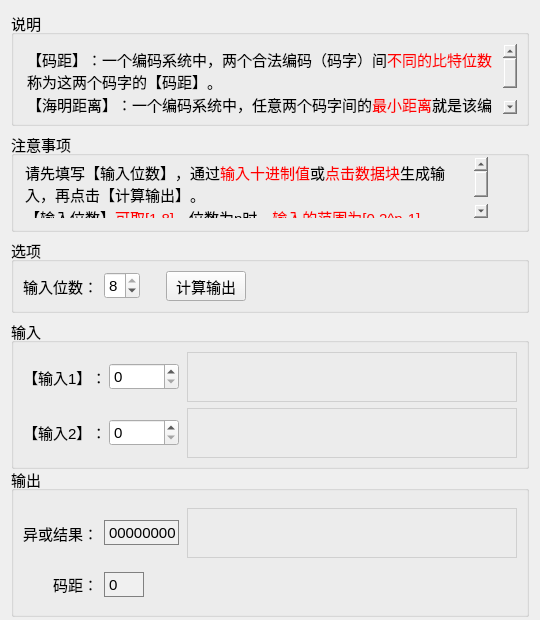
This is forms/hdist.ui in FrancisOWO/HammingCode as Qt 5 draws it before an edit. The edited form follows.
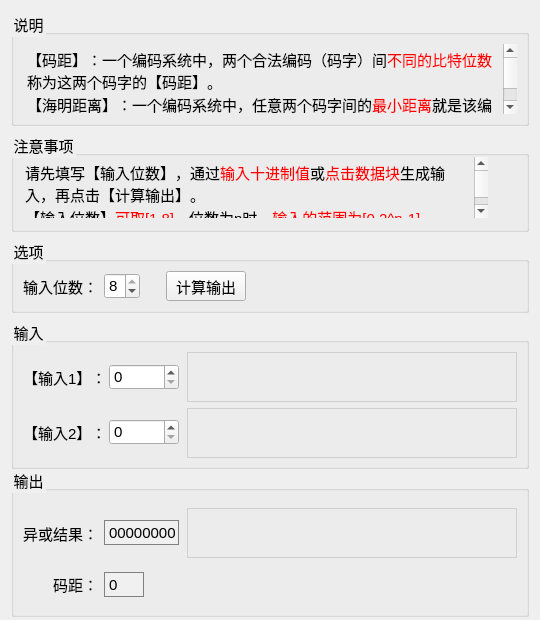
This is the edited form.

Diff of the .ui file:
```diff
--- a/forms/hdist.ui
+++ b/forms/hdist.ui
@@ -45,9 +45,12 @@
      </property>
      <property name="font">
       <font>
-       <pointsize>11</pointsize>
+       <pointsize>-1</pointsize>
       </font>
      </property>
+     <property name="styleSheet">
+      <string notr="true">font-size:15px</string>
+     </property>
      <property name="title">
       <string>说明</string>
      </property>
@@ -61,9 +64,9 @@
          <string>&lt;!DOCTYPE HTML PUBLIC &quot;-//W3C//DTD HTML 4.0//EN&quot; &quot;http://www.w3.org/TR/REC-html40/strict.dtd&quot;&gt;
 &lt;html&gt;&lt;head&gt;&lt;meta name=&quot;qrichtext&quot; content=&quot;1&quot; /&gt;&lt;style type=&quot;text/css&quot;&gt;
 p, li { white-space: pre-wrap; }
-&lt;/style&gt;&lt;/head&gt;&lt;body style=&quot; font-family:'SimSun'; font-size:11pt; font-weight:400; font-style:normal;&quot;&gt;
-&lt;p style=&quot; margin-top:0px; margin-bottom:0px; margin-left:0px; margin-right:0px; -qt-block-indent:0; text-indent:0px;&quot;&gt;【码距】：一个编码系统中，两个合法编码（码字）间&lt;span style=&quot; color:#ff0000;&quot;&gt;不同的比特位数&lt;/span&gt;称为这两个码字的【码距】。&lt;/p&gt;
-&lt;p style=&quot; margin-top:0px; margin-bottom:0px; margin-left:0px; margin-right:0px; -qt-block-indent:0; text-indent:0px;&quot;&gt;【海明距离】：一个编码系统中，任意两个码字间的&lt;span style=&quot; color:#ff0000;&quot;&gt;最小距离&lt;/span&gt;就是该编码系统的码距，称为【海明距离】。&lt;/p&gt;&lt;/body&gt;&lt;/html&gt;</string>
+&lt;/style&gt;&lt;/head&gt;&lt;body style=&quot; font-family:'SimSun'; font-size:15px; font-weight:400; font-style:normal;&quot;&gt;
+&lt;p style=&quot; margin-top:0px; margin-bottom:0px; margin-left:0px; margin-right:0px; -qt-block-indent:0; text-indent:0px;&quot;&gt;&lt;span style=&quot; font-size:15px;&quot;&gt;【码距】：一个编码系统中，两个合法编码（码字）间&lt;/span&gt;&lt;span style=&quot; font-size:15px; color:#ff0000;&quot;&gt;不同的比特位数&lt;/span&gt;&lt;span style=&quot; font-size:15px;&quot;&gt;称为这两个码字的【码距】。&lt;/span&gt;&lt;/p&gt;
+&lt;p style=&quot; margin-top:0px; margin-bottom:0px; margin-left:0px; margin-right:0px; -qt-block-indent:0; text-indent:0px;&quot;&gt;&lt;span style=&quot; font-size:15px;&quot;&gt;【海明距离】：一个编码系统中，任意两个码字间的&lt;/span&gt;&lt;span style=&quot; font-size:15px; color:#ff0000;&quot;&gt;最小距离&lt;/span&gt;&lt;span style=&quot; font-size:15px;&quot;&gt;就是该编码系统的码距，称为【海明距离】。&lt;/span&gt;&lt;/p&gt;&lt;/body&gt;&lt;/html&gt;</string>
         </property>
        </widget>
       </item>
@@ -86,9 +89,12 @@
      </property>
      <property name="font">
       <font>
-       <pointsize>11</pointsize>
+       <pointsize>-1</pointsize>
       </font>
      </property>
+     <property name="styleSheet">
+      <string notr="true">font-size:15px</string>
+     </property>
      <property name="title">
       <string>注意事项</string>
      </property>
@@ -108,9 +114,9 @@
        <string>&lt;!DOCTYPE HTML PUBLIC &quot;-//W3C//DTD HTML 4.0//EN&quot; &quot;http://www.w3.org/TR/REC-html40/strict.dtd&quot;&gt;
 &lt;html&gt;&lt;head&gt;&lt;meta name=&quot;qrichtext&quot; content=&quot;1&quot; /&gt;&lt;style type=&quot;text/css&quot;&gt;
 p, li { white-space: pre-wrap; }
-&lt;/style&gt;&lt;/head&gt;&lt;body style=&quot; font-family:'SimSun'; font-size:11pt; font-weight:400; font-style:normal;&quot;&gt;
-&lt;p style=&quot; margin-top:0px; margin-bottom:0px; margin-left:0px; margin-right:0px; -qt-block-indent:0; text-indent:0px;&quot;&gt;请先填写【输入位数】，通过&lt;span style=&quot; color:#ff0000;&quot;&gt;输入十进制值&lt;/span&gt;&lt;span style=&quot; color:#000000;&quot;&gt;或&lt;/span&gt;&lt;span style=&quot; color:#ff0000;&quot;&gt;点击数据块&lt;/span&gt;生成输入，再点击【计算输出】。&lt;/p&gt;
-&lt;p style=&quot; margin-top:0px; margin-bottom:0px; margin-left:0px; margin-right:0px; -qt-block-indent:0; text-indent:0px;&quot;&gt;【输入位数】&lt;span style=&quot; color:#ff0000;&quot;&gt;可取[1,8]&lt;/span&gt;，位数为n时，&lt;span style=&quot; color:#ff0000;&quot;&gt;输入的范围为[0,2^n-1]&lt;/span&gt;。&lt;/p&gt;&lt;/body&gt;&lt;/html&gt;</string>
+&lt;/style&gt;&lt;/head&gt;&lt;body style=&quot; font-family:'SimSun'; font-size:15px; font-weight:400; font-style:normal;&quot;&gt;
+&lt;p style=&quot; margin-top:0px; margin-bottom:0px; margin-left:0px; margin-right:0px; -qt-block-indent:0; text-indent:0px;&quot;&gt;&lt;span style=&quot; font-size:15px;&quot;&gt;请先填写【输入位数】，通过&lt;/span&gt;&lt;span style=&quot; font-size:15px; color:#ff0000;&quot;&gt;输入十进制值&lt;/span&gt;&lt;span style=&quot; font-size:15px; color:#000000;&quot;&gt;或&lt;/span&gt;&lt;span style=&quot; font-size:15px; color:#ff0000;&quot;&gt;点击数据块&lt;/span&gt;&lt;span style=&quot; font-size:15px;&quot;&gt;生成输入，再点击【计算输出】。&lt;/span&gt;&lt;/p&gt;
+&lt;p style=&quot; margin-top:0px; margin-bottom:0px; margin-left:0px; margin-right:0px; -qt-block-indent:0; text-indent:0px;&quot;&gt;&lt;span style=&quot; font-size:15px;&quot;&gt;【输入位数】&lt;/span&gt;&lt;span style=&quot; font-size:15px; color:#ff0000;&quot;&gt;可取[1,8]&lt;/span&gt;&lt;span style=&quot; font-size:15px;&quot;&gt;，位数为n时，&lt;/span&gt;&lt;span style=&quot; font-size:15px; color:#ff0000;&quot;&gt;输入的范围为[0,2^n-1]&lt;/span&gt;&lt;span style=&quot; font-size:15px;&quot;&gt;。&lt;/span&gt;&lt;/p&gt;&lt;/body&gt;&lt;/html&gt;</string>
       </property>
      </widget>
     </widget>
@@ -125,9 +131,12 @@
      </property>
      <property name="font">
       <font>
-       <pointsize>11</pointsize>
+       <pointsize>-1</pointsize>
       </font>
      </property>
+     <property name="styleSheet">
+      <string notr="true">font-size:15px</string>
+     </property>
      <property name="title">
       <string>选项</string>
      </property>
@@ -156,7 +165,7 @@
          <widget class="QSpinBox" name="spinBit">
           <property name="font">
            <font>
-            <pointsize>11</pointsize>
+            <pointsize>-1</pointsize>
            </font>
           </property>
           <property name="minimum">
@@ -238,9 +247,12 @@
      </property>
      <property name="font">
       <font>
-       <pointsize>11</pointsize>
+       <pointsize>-1</pointsize>
       </font>
      </property>
+     <property name="styleSheet">
+      <string notr="true">font-size:15px</string>
+     </property>
      <property name="title">
       <string>输入</string>
      </property>
@@ -292,7 +304,7 @@
             </property>
             <property name="font">
              <font>
-              <pointsize>11</pointsize>
+              <pointsize>-1</pointsize>
              </font>
             </property>
             <property name="maximum">
@@ -383,7 +395,7 @@
             </property>
             <property name="font">
              <font>
-              <pointsize>11</pointsize>
+              <pointsize>-1</pointsize>
              </font>
             </property>
             <property name="maximum">
@@ -446,9 +458,12 @@
      </property>
      <property name="font">
       <font>
-       <pointsize>11</pointsize>
+       <pointsize>-1</pointsize>
       </font>
      </property>
+     <property name="styleSheet">
+      <string notr="true">font-size:15px</string>
+     </property>
      <property name="title">
       <string>输出</string>
      </property>
```
Left out of the diff: 16 changed lines with no effect on the pictures.
